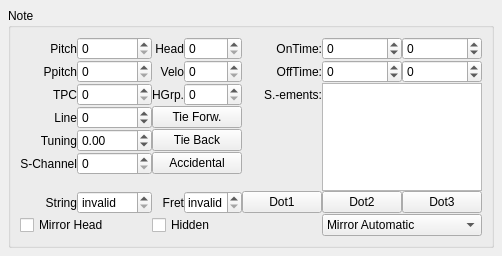
Above: mscore/mscore/note.ui from musescore/musescore-old before the change. Below: the same form after it.
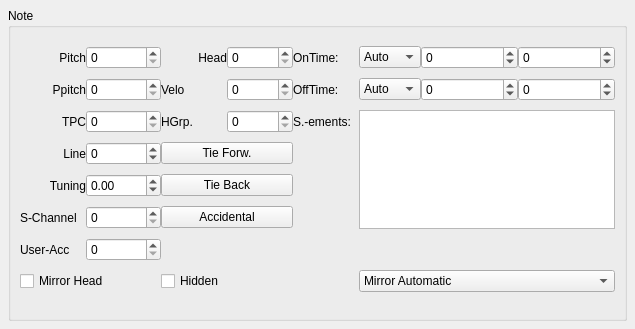
That is the form after the change.

Diff of the .ui file:
```diff
--- a/mscore/mscore/note.ui
+++ b/mscore/mscore/note.ui
@@ -6,8 +6,8 @@
    <rect>
     <x>0</x>
     <y>0</y>
-    <width>479</width>
-    <height>256</height>
+    <width>635</width>
+    <height>329</height>
    </rect>
   </property>
   <property name="windowTitle">
@@ -26,7 +26,7 @@
       <string notr="true" comment="do not translate">Note</string>
      </property>
      <property name="flat">
-      <bool>false</bool>
+      <bool>true</bool>
      </property>
      <layout class="QGridLayout">
       <property name="spacing">
@@ -103,9 +103,6 @@
         <property name="text">
          <string notr="true" comment="do not translate">HGrp.</string>
         </property>
-        <property name="alignment">
-         <set>Qt::AlignRight|Qt::AlignTrailing|Qt::AlignVCenter</set>
-        </property>
        </widget>
       </item>
       <item row="2" column="3">
@@ -168,7 +165,7 @@
         </property>
        </widget>
       </item>
-      <item row="8" column="0" colspan="2">
+      <item row="7" column="0" colspan="2">
        <widget class="QCheckBox" name="mirror">
         <property name="text">
          <string notr="true" comment="do not translate">Mirror Head</string>
@@ -180,9 +177,6 @@
         <property name="text">
          <string notr="true" comment="do not translate">S-Channel</string>
         </property>
-        <property name="alignment">
-         <set>Qt::AlignRight|Qt::AlignTrailing|Qt::AlignVCenter</set>
-        </property>
        </widget>
       </item>
       <item row="5" column="1">
@@ -195,6 +189,23 @@
         </property>
        </widget>
       </item>
+      <item row="6" column="0">
+       <widget class="QLabel" name="label_8">
+        <property name="text">
+         <string notr="true" comment="do not translate">User-Acc</string>
+        </property>
+       </widget>
+      </item>
+      <item row="6" column="1">
+       <widget class="QSpinBox" name="userAccidental">
+        <property name="sizePolicy">
+         <sizepolicy hsizetype="Preferred" vsizetype="Fixed">
+          <horstretch>0</horstretch>
+          <verstretch>0</verstretch>
+         </sizepolicy>
+        </property>
+       </widget>
+      </item>
       <item row="1" column="0">
        <widget class="QLabel" name="label_9">
         <property name="text">
@@ -223,9 +234,6 @@
         <property name="text">
          <string notr="true">Velo</string>
         </property>
-        <property name="alignment">
-         <set>Qt::AlignRight|Qt::AlignTrailing|Qt::AlignVCenter</set>
-        </property>
        </widget>
       </item>
       <item row="1" column="3">
@@ -240,8 +248,62 @@
         <property name="text">
          <string>OnTime:</string>
         </property>
-        <property name="alignment">
-         <set>Qt::AlignRight|Qt::AlignTrailing|Qt::AlignVCenter</set>
+       </widget>
+      </item>
+      <item row="0" column="5">
+       <widget class="QComboBox" name="onTimeType">
+        <property name="sizePolicy">
+         <sizepolicy hsizetype="Fixed" vsizetype="Fixed">
+          <horstretch>0</horstretch>
+          <verstretch>0</verstretch>
+         </sizepolicy>
+        </property>
+        <item>
+         <property name="text">
+          <string>Auto</string>
+         </property>
+        </item>
+        <item>
+         <property name="text">
+          <string>User</string>
+         </property>
+        </item>
+        <item>
+         <property name="text">
+          <string>Offset</string>
+         </property>
+        </item>
+       </widget>
+      </item>
+      <item row="0" column="6">
+       <widget class="QSpinBox" name="onTimeOffset">
+        <property name="sizePolicy">
+         <sizepolicy hsizetype="Preferred" vsizetype="Fixed">
+          <horstretch>0</horstretch>
+          <verstretch>0</verstretch>
+         </sizepolicy>
+        </property>
+        <property name="minimum">
+         <number>-999999</number>
+        </property>
+        <property name="maximum">
+         <number>999999</number>
+        </property>
+       </widget>
+      </item>
+      <item row="0" column="7">
+       <widget class="QSpinBox" name="onTimeUserOffset">
+        <property name="sizePolicy">
+         <sizepolicy hsizetype="Preferred" vsizetype="Fixed">
+          <horstretch>0</horstretch>
+          <verstretch>0</verstretch>
+         </sizepolicy>
+        </property>
+        <property name="minimum">
+         <number>-999999</number>
+        </property>
+        <property name="maximum">
+         <number>999999</number>
         </property>
        </widget>
       </item>
@@ -250,8 +312,62 @@
         <property name="text">
          <string>OffTime:</string>
         </property>
-        <property name="alignment">
-         <set>Qt::AlignRight|Qt::AlignTrailing|Qt::AlignVCenter</set>
+       </widget>
+      </item>
+      <item row="1" column="5">
+       <widget class="QComboBox" name="offTimeType">
+        <property name="sizePolicy">
+         <sizepolicy hsizetype="Fixed" vsizetype="Fixed">
+          <horstretch>0</horstretch>
+          <verstretch>0</verstretch>
+         </sizepolicy>
+        </property>
+        <item>
+         <property name="text">
+          <string>Auto</string>
+         </property>
+        </item>
+        <item>
+         <property name="text">
+          <string>User</string>
+         </property>
+        </item>
+        <item>
+         <property name="text">
+          <string>Offset</string>
+         </property>
+        </item>
+       </widget>
+      </item>
+      <item row="1" column="6">
+       <widget class="QSpinBox" name="offTimeOffset">
+        <property name="sizePolicy">
+         <sizepolicy hsizetype="Preferred" vsizetype="Fixed">
+          <horstretch>0</horstretch>
+          <verstretch>0</verstretch>
+         </sizepolicy>
+        </property>
+        <property name="minimum">
+         <number>-999999</number>
+        </property>
+        <property name="maximum">
+         <number>999999</number>
+        </property>
+       </widget>
+      </item>
+      <item row="1" column="7">
+       <widget class="QSpinBox" name="offTimeUserOffset">
+        <property name="sizePolicy">
+         <sizepolicy hsizetype="Preferred" vsizetype="Fixed">
+          <horstretch>0</horstretch>
+          <verstretch>0</verstretch>
+         </sizepolicy>
+        </property>
+        <property name="minimum">
+         <number>-999999</number>
+        </property>
+        <property name="maximum">
+         <number>999999</number>
         </property>
        </widget>
       </item>
@@ -260,15 +376,12 @@
         <property name="text">
          <string notr="true" comment="do not translate">S.-ements:</string>
         </property>
-        <property name="alignment">
-         <set>Qt::AlignRight|Qt::AlignTrailing|Qt::AlignVCenter</set>
-        </property>
        </widget>
       </item>
-      <item row="2" column="5" rowspan="5" colspan="2">
+      <item row="2" column="5" rowspan="4" colspan="3">
        <widget class="QListWidget" name="fingering"/>
       </item>
-      <item row="8" column="5" colspan="2">
+      <item row="7" column="5" colspan="3">
        <widget class="QComboBox" name="userMirror">
         <item>
          <property name="text">
@@ -287,7 +400,7 @@
         </item>
        </widget>
       </item>
-      <item row="8" column="2" colspan="2">
+      <item row="7" column="2" colspan="2">
        <widget class="QCheckBox" name="hidden">
         <property name="text">
          <string notr="true" comment="do not translate">Hidden</string>
@@ -320,137 +433,6 @@
         </property>
        </widget>
       </item>
-      <item row="7" column="0">
-       <widget class="QLabel" name="label_14">
-        <property name="text">
-         <string notr="true">String</string>
-        </property>
-        <property name="alignment">
-         <set>Qt::AlignRight|Qt::AlignTrailing|Qt::AlignVCenter</set>
-        </property>
-       </widget>
-      </item>
-      <item row="7" column="1">
-       <widget class="QSpinBox" name="string">
-        <property name="specialValueText">
-         <string>invalid</string>
-        </property>
-        <property name="minimum">
-         <number>-1</number>
-        </property>
-        <property name="value">
-         <number>-1</number>
-        </property>
-       </widget>
-      </item>
-      <item row="7" column="2">
-       <widget class="QLabel" name="label_15">
-        <property name="text">
-         <string notr="true">Fret</string>
-        </property>
-        <property name="alignment">
-         <set>Qt::AlignRight|Qt::AlignTrailing|Qt::AlignVCenter</set>
-        </property>
-       </widget>
-      </item>
-      <item row="7" column="3">
-       <widget class="QSpinBox" name="fret">
-        <property name="specialValueText">
-         <string>invalid</string>
-        </property>
-        <property name="minimum">
-         <number>-1</number>
-        </property>
-        <property name="value">
-         <number>-1</number>
-        </property>
-       </widget>
-      </item>
-      <item row="0" column="5">
-       <widget class="QSpinBox" name="onTimeOffset">
-        <property name="sizePolicy">
-         <sizepolicy hsizetype="Preferred" vsizetype="Fixed">
-          <horstretch>0</horstretch>
-          <verstretch>0</verstretch>
-         </sizepolicy>
-        </property>
-        <property name="minimum">
-         <number>-999999</number>
-        </property>
-        <property name="maximum">
-         <number>999999</number>
-        </property>
-       </widget>
-      </item>
-      <item row="1" column="5">
-       <widget class="QSpinBox" name="offTimeOffset">
-        <property name="sizePolicy">
-         <sizepolicy hsizetype="Preferred" vsizetype="Fixed">
-          <horstretch>0</horstretch>
-          <verstretch>0</verstretch>
-         </sizepolicy>
-        </property>
-        <property name="minimum">
-         <number>-999999</number>
-        </property>
-        <property name="maximum">
-         <number>999999</number>
-        </property>
-       </widget>
-      </item>
-      <item row="0" column="6">
-       <widget class="QSpinBox" name="onTimeUserOffset">
-        <property name="sizePolicy">
-         <sizepolicy hsizetype="Preferred" vsizetype="Fixed">
-          <horstretch>0</horstretch>
-          <verstretch>0</verstretch>
-         </sizepolicy>
-        </property>
-        <property name="minimum">
-         <number>-999999</number>
-        </property>
-        <property name="maximum">
-         <number>999999</number>
-        </property>
-       </widget>
-      </item>
-      <item row="1" column="6">
-       <widget class="QSpinBox" name="offTimeUserOffset">
-        <property name="sizePolicy">
-         <sizepolicy hsizetype="Preferred" vsizetype="Fixed">
-          <horstretch>0</horstretch>
-          <verstretch>0</verstretch>
-         </sizepolicy>
-        </property>
-        <property name="minimum">
-         <number>-999999</number>
-        </property>
-        <property name="maximum">
-         <number>999999</number>
-        </property>
-       </widget>
-      </item>
-      <item row="7" column="4">
-       <widget class="QPushButton" name="dot1">
-        <property name="text">
-         <string>Dot1</string>
-        </property>
-       </widget>
-      </item>
-      <item row="7" column="5">
-       <widget class="QPushButton" name="dot2">
-        <property name="text">
-         <string>Dot2</string>
-        </property>
-       </widget>
-      </item>
-      <item row="7" column="6">
-       <widget class="QPushButton" name="dot3">
-        <property name="text">
-         <string>Dot3</string>
-        </property>
-       </widget>
-      </item>
      </layout>
     </widget>
    </item>
```
Left out of the diff: 2 changed lines with no effect on the pictures.
